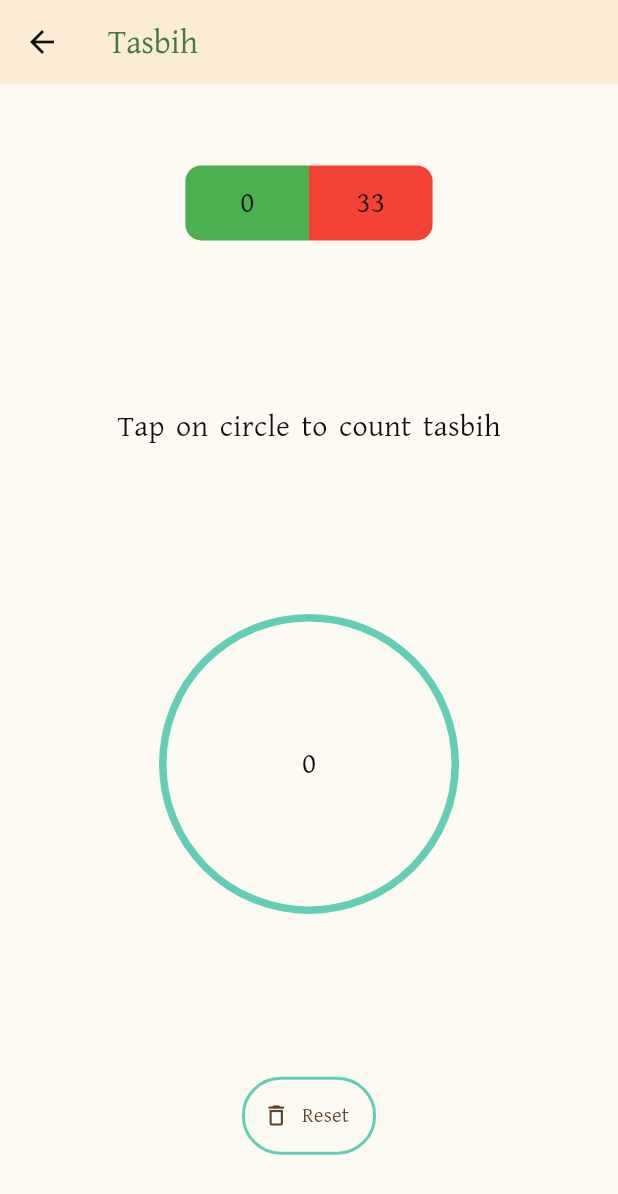
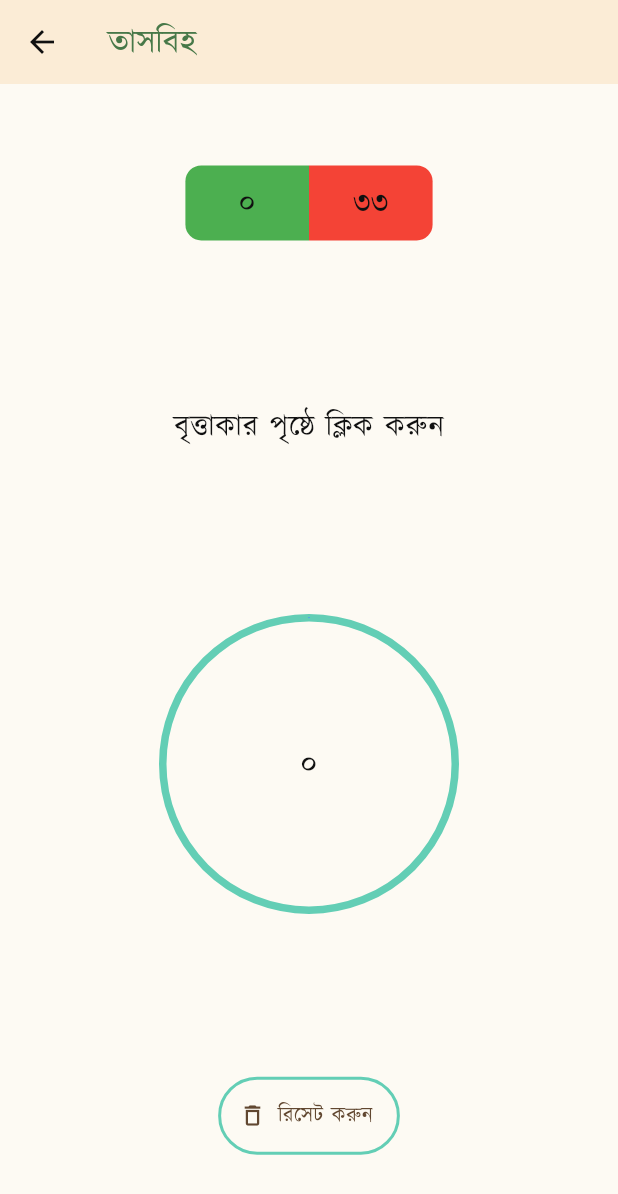
Before and after one commit to royalcourtbd/sunnah_songi, a Flutter app: the TasbihPage screen opened directly, on a phone screen of 412 x 824 dp. Shown: the top 1194 px of the screen. Run offline on Flutter 3.47's test engine with Material 3 defaults, Android fonts, the phone set to English and light mode, and no system bars; our stand-ins replace adhan, awesome_notifications, firebase_core, firebase_crashlytics, firebase_messaging, fluttertoast and 6 more; accounts and stored records are empty; statements that could not run were skipped; project files that could hold a hidden picture were left out.

Commit message:
tasbi page font bangla convert

```diff
--- a/lib/app/modules/tasbih/ui/tasbih_page.dart
+++ b/lib/app/modules/tasbih/ui/tasbih_page.dart
@@ -2,6 +2,7 @@ import 'package:flutter/material.dart';
 import 'package:get/get.dart';
 import 'package:sunnah_songi/app/common/config/quran_color.dart';
 import 'package:sunnah_songi/app/common/config/sunnah_screen.dart';
+import 'package:sunnah_songi/app/common/utils/string_converter.dart';
 import 'package:sunnah_songi/app/external_libs/circular_seek_bar-master/circular_seek_bar.dart';
 import 'package:sunnah_songi/app/modules/tasbih/controller/tasbih_controller.dart';
 
@@ -12,7 +13,9 @@ class TasbihPage extends StatelessWidget {
   Widget build(BuildContext context) {
     return Scaffold(
       appBar: AppBar(
-        title: const Text('Tasbih'),
+        title: const Text('তাসবিহ',style: TextStyle(
+          fontFamily: "Kalpurush"
+        ),),
       ),
       body: GetBuilder<TasbihController>(
         builder: (controller) {
@@ -35,7 +38,8 @@ class TasbihPage extends StatelessWidget {
                           left: Radius.circular(tenPx),
                         ),
                       ),
-                      child:  Text(controller.currentClick.toString(), style: const TextStyle(fontSize: 20)),
+                      child:  Text( convertTimeToBangla(controller.currentClick.toString()),
+                       style: const TextStyle(fontFamily: "Kalpurush",fontSize: 20)),
                     ),
                     Container(
                       alignment: Alignment.center,
@@ -47,14 +51,19 @@ class TasbihPage extends StatelessWidget {
                           right: Radius.circular(tenPx),
                         ),
                       ),
-                      child: const Text('33', style: TextStyle(fontSize: 20)),
+                      child: const  Text("৩৩", style:  TextStyle(
+                        fontFamily: "Kalpurush",
+                        fontSize: 20)),
                     ),
                   ],
                 ),
               ),
               const Text(
-                'Tap on circle to count tasbih',
-                style: TextStyle(fontSize: 20),
+                'বৃত্তাকার পৃষ্ঠে ক্লিক করুন',
+                style: TextStyle(
+                  fontSize: 20,
+                  fontFamily: "Kalpurush"
+                  ),
               ),
               CircularSeekBar(
                 width: double.infinity,
@@ -79,7 +88,10 @@ class TasbihPage extends StatelessWidget {
                         // color: Colors.amber
                       ),
                       alignment: Alignment.center,
-                      child: Text(controller.totalCount.toString(), style: TextStyle(fontSize: 20))),
+                      child: Text( convertTimeToBangla(controller.totalCount.toString()),
+                       style: const TextStyle(fontFamily: "Kalpurush",fontSize: 20))
+
+                      ),
                   ),
                 ),
               ),
@@ -97,7 +109,10 @@ class TasbihPage extends StatelessWidget {
                     Icons.delete_outline,
                   ),
                   label: const Text(
-                    'Reset',
+                    'রিসেট করুন',
+                    style: TextStyle(
+                      fontFamily: "Kalpurush"
+                    ),
                   ),
                 ),
               )
```
